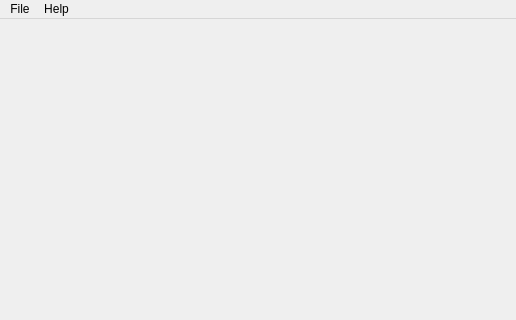
Above: forms/MainWindow.ui from ThomasEscalle/WombatAutoRig before the change; both pictures show x 0 to 516 and y 0 to 320 of the 516 by 670 pixel window. Below: the same form after it.
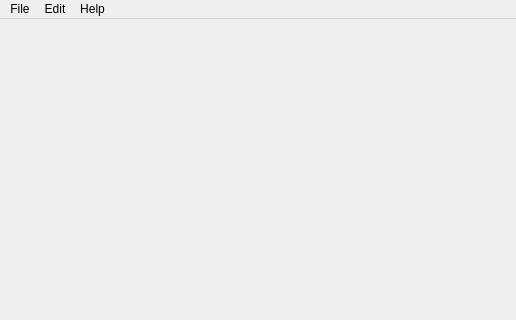
That is the form after the change.

What changed in the file:
```diff
--- a/forms/MainWindow.ui
+++ b/forms/MainWindow.ui
@@ -72,7 +72,7 @@
      <x>0</x>
      <y>0</y>
      <width>516</width>
-     <height>21</height>
+     <height>29</height>
     </rect>
    </property>
    <widget class="QMenu" name="menuFile">
@@ -91,7 +91,14 @@
     <addaction name="actionAbout"/>
     <addaction name="actionHelp"/>
    </widget>
+   <widget class="QMenu" name="menuEdit">
+    <property name="title">
+     <string>Edit</string>
+    </property>
+    <addaction name="actionPreferences"/>
+   </widget>
    <addaction name="menuFile"/>
+   <addaction name="menuEdit"/>
    <addaction name="menuHelp"/>
   </widget>
   <widget class="QStatusBar" name="statusbar"/>
```
Left out of the diff: 5 changed lines with no effect on the pictures.
